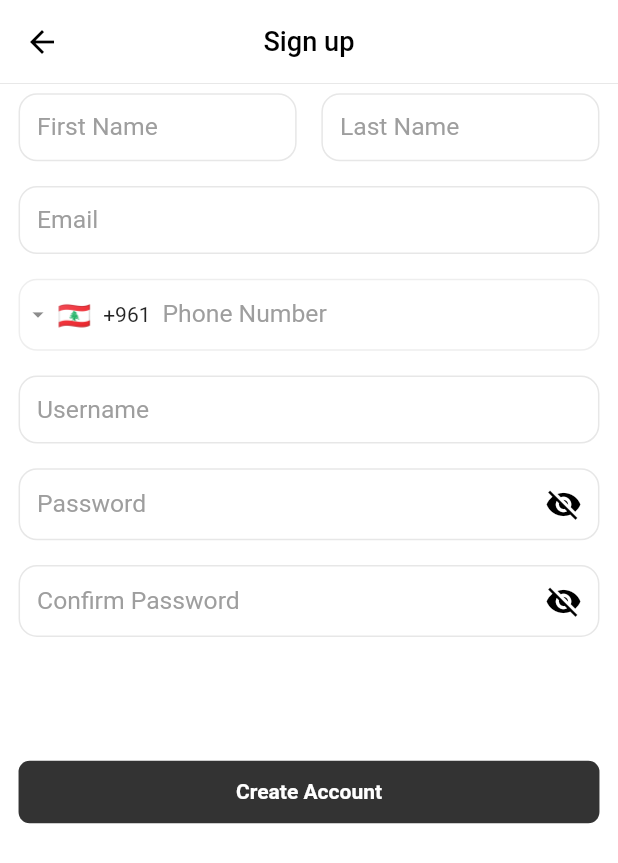
After one commit to hassanyassiin/resort, a Flutter app: the Signup_Screen screen opened by its route, on a phone screen of 412 x 824 dp. The commit adds this screen. Shown: the top 863 px of the screen. Run offline on Flutter 3.47's test engine with Material 3 defaults, Android fonts, the phone set to English and light mode, and no system bars; drawn by our look-alikes of intl_phone_field; our stand-ins replace carousel_slider, image_cropper, image_picker, responsive_sizer, shared_preferences; accounts and stored records are empty.

Commit message:
first push

```diff
--- a/lib/Authentication/Providers/Authentication.dart
+++ b/lib/Authentication/Providers/Authentication.dart
@@ -7,6 +7,12 @@ import '../../../Global/Functions/Http_Exception.dart';
 
 const _server_url = 'localhost:8080';
 get Get_Server_Url => _server_url;
+
+var _is_first_time = true;
+get Get_Is_First_Time => _is_first_time;
+
+var is_try_auto_login = false;
+get Get_Is_Try_Auto_Login => is_try_auto_login;
 
 dynamic Get_REQUEST_URL({
   required String url,
@@ -75,7 +81,12 @@ class Authentication extends ChangeNotifier {
 
   Future<bool> Try_Auto_Login() async {
     try {
+      is_try_auto_login = true;
       final prefs = await SharedPreferences.getInstance();
+
+      if (prefs.containsKey('Attempt')) {
+        _is_first_time = false;
+      }
 
       if (!prefs.containsKey('userData')) {
         return false;
@@ -97,8 +108,9 @@ class Authentication extends ChangeNotifier {
   Future<void> Logout() async {
     try {
       _token = null;
+
       final prefs = await SharedPreferences.getInstance();
-      await prefs.clear();
+      await prefs.remove('userData');
 
       notifyListeners();
     } catch (_) {
--- a/lib/Authentication/Screens/Login_Screen.dart
+++ b/lib/Authentication/Screens/Login_Screen.dart
@@ -76,9 +76,7 @@ class _Login_ScreenState extends State<Login_Screen> {
       onTap: () => FocusManager.instance.primaryFocus?.unfocus(),
       child: Scaffold(
         backgroundColor: Get_White,
-        appBar: C_AppBar(
-            // suffix_widgets: [const Language_Icon()],
-            ),
+        appBar: C_AppBar(),
         body: Form(
           key: _form_key,
           child: ListView(
@@ -114,6 +112,7 @@ class _Login_ScreenState extends State<Login_Screen> {
               ),
               C_Password_TextFormField(
                 bottom_margin: 1,
+                title: 'Password',
                 password_focus_node: password_focus_node,
                 onSaved: (password) => credentials['password'] = password!,
               ),
--- /dev/null
+++ b/lib/Authentication/Screens/Signup_Screen.dart
@@ -0,0 +1,182 @@
+import 'package:flutter/material.dart';
+import 'package:responsive_sizer/responsive_sizer.dart';
+
+import '../../../Global/Functions/Colors.dart';
+import '../../../Global/Functions/Errors.dart';
+
+import '../../../Global/Widgets/AppBar.dart';
+import '../../../Global/Widgets/Buttons.dart';
+import '../../../Global/Widgets/TextFormField.dart';
+import '../../../Global/Widgets/Password_TextFormField.dart';
+import '../../../Global/Widgets/Phone_Number_TextFormField.dart';
+
+import '../../../Global/Screens/Loading_Screen.dart';
+
+class Signup_Screen extends StatefulWidget {
+  const Signup_Screen({super.key});
+  static const routeName = 'Signup';
+
+  @override
+  State<Signup_Screen> createState() => _Signup_ScreenState();
+}
+
+class _Signup_ScreenState extends State<Signup_Screen> {
+  final _form_key = GlobalKey<FormState>();
+
+  final first_name = TextEditingController();
+  final last_name = TextEditingController();
+  final email = TextEditingController();
+  final username = TextEditingController();
+  final password = TextEditingController();
+  final confirm_password = TextEditingController();
+
+  @override
+  void dispose() {
+    first_name.dispose();
+    last_name.dispose();
+    email.dispose();
+    username.dispose();
+    password.dispose();
+    confirm_password.dispose();
+    super.dispose();
+  }
+
+  Future<void> Create_Account() async {
+    Loading_Screen(context: context);
+    try {} catch (error) {
+      if (mounted) {
+        // To Popup Loading Screen.
+        Navigator.pop(context);
+        return Error_Dialog(error: error.toString(), context: context);
+      }
+    }
+  }
+
+  @override
+  Widget build(BuildContext context) {
+    return GestureDetector(
+      onTap: () => FocusManager.instance.primaryFocus!.unfocus(),
+      child: Scaffold(
+        backgroundColor: Get_White,
+        appBar: C_AppBar(
+          title: 'Sign up',
+          is_show_divider: true,
+        ),
+        body: Padding(
+          padding: EdgeInsets.symmetric(horizontal: 3.w, vertical: 1.5.w),
+          child: SingleChildScrollView(
+            child: Column(
+              mainAxisAlignment: MainAxisAlignment.start,
+              crossAxisAlignment: CrossAxisAlignment.start,
+              mainAxisSize: MainAxisSize.max,
+              children: <Widget>[
+                Row(
+                  mainAxisAlignment: MainAxisAlignment.start,
+                  crossAxisAlignment: CrossAxisAlignment.start,
+                  mainAxisSize: MainAxisSize.max,
+                  children: <Widget>[
+                    Expanded(
+                      child: C_TextFormField(
+                        right_margin: 2,
+                        vertical_content_padding: 1.6,
+                        label_text: 'First Name',
+                        is_enable_interactive_selection: false,
+                        validate: (first_name) {
+                          if (first_name.length < 3) {
+                            return 'First Name must be at least 3 characters!';
+                          }
+                          return null;
+                        },
+                        onSaved: (first_name) {},
+                      ),
+                    ),
+                    Expanded(
+                      child: C_TextFormField(
+                        left_margin: 2,
+                        vertical_content_padding: 1.6,
+                        label_text: 'Last Name',
+                        is_enable_interactive_selection: false,
+                        validate: (last_name) {
+                          if (last_name.length < 3) {
+                            return 'Last Name must be at least 3 characters!';
+                          }
+                          return null;
+                        },
+                        onSaved: (last_name) {},
+                      ),
+                    ),
+                  ],
+                ),
+                C_TextFormField(
+                  label_text: 'Email',
+                  top_margin: 2,
+                  bottom_margin: 2,
+                  vertical_content_padding: 1.6,
+                  validate_name_error: 'Email',
+                  keyboard_type: TextInputType.emailAddress,
+                  validate: (email) {
+                    if (!RegExp(
+                            r"^[a-zA-Z0-9.!#$%&'*+/=?^_`{|}~-]+@[a-zA-Z0-9](?:[a-zA-Z0-9-]{0,61}[a-zA-Z0-9])?(?:\.[a-zA-Z0-9](?:[a-zA-Z0-9-]{0,61}[a-zA-Z0-9])?)*$")
+                        .hasMatch(email)) {
+                      return 'Invalid Email';
+                    }
+                    return null;
+                  },
+                  onSaved: (email) {},
+                ),
+                Phone_Number_TextFormField(
+                  is_auto_focus: false,
+                  phone_number: '',
+                  onSaved: (number) {},
+                ),
+                C_TextFormField(
+                  top_margin: 2,
+                  label_text: 'Username',
+                  is_enable_interactive_selection: false,
+                  vertical_content_padding: 1.6,
+                  input_formatter_regex: RegExp(r'^[a-zA-Z][a-zA-Z0-9._]*'),
+                  validate: (username) {
+                    if (username.length < 3) {
+                      return 'Username must be at least 3 characters';
+                    }
+                    if (RegExp(r'^[0-9._]+').hasMatch(username)) {
+                      return 'Username should start with character';
+                    }
+                    if (!RegExp(r'^[a-zA-Z][a-zA-Z0-9._]*$').hasMatch(username)) {
+                      return 'Usernames can only use Roman letters (a-z, A-Z), numbers, underscores and periods.';
+                    }
+
+                    if (username.endsWith('.')) {
+                      return 'Username can\'t end with period';
+                    }
+
+                    if (username.endsWith('_')) {
+                      return 'Username can\'t end with underscore';
+                    }
+                    return null;
+                  },
+                  onSaved: (username) {},
+                ),
+                C_Password_TextFormField(
+                  top_margin: 2,
+                  title: 'Password',
+                  onSaved: (password) {},
+                ),
+                C_Password_TextFormField(
+                  top_margin: 2,
+                  title: 'Confirm Password',
+                  onSaved: (password) {},
+                ),
+                SizedBox(height: 10.h),
+                Container_Button(
+                  title: 'Create Account',
+                  onTap: () {},
+                ),
+              ],
+            ),
+          ),
+        ),
+      ),
+    );
+  }
+}
--- a/lib/Global/Functions/Colors.dart
+++ b/lib/Global/Functions/Colors.dart
@@ -68,9 +68,9 @@ Color Get_Blue = const Color(0xFF44afed);
 // Color Get_Primary10 = const Color(0xFF44afed).withOpacity(0.1);
 // Color Get_Primary20 = const Color(0xFF44afed).withOpacity(0.2);
 
-Color Get_Primary = Colors.orange;
-Color Get_Primary10 = Colors.orange.withOpacity(0.1);
-Color Get_Primary20 = Colors.orange.withOpacity(0.2);
+Color Get_Primary = Colors.green;
+Color Get_Primary10 = Colors.green.withOpacity(0.1);
+Color Get_Primary20 = Colors.green.withOpacity(0.2);
 
 Color Get_Secondary = const Color(0xFFf4f7f9);
 
--- a/lib/Global/Widgets/Password_TextFormField.dart
+++ b/lib/Global/Widgets/Password_TextFormField.dart
@@ -11,6 +11,7 @@ class C_Password_TextFormField extends StatefulWidget {
   final TextEditingController? controller;
   final double bottom_margin;
   final double top_margin;
+  final String title;
 
   const C_Password_TextFormField({
     this.onSaved,
@@ -18,6 +19,7 @@ class C_Password_TextFormField extends StatefulWidget {
     this.password_focus_node,
     this.bottom_margin = 0,
     this.top_margin = 0,
+    required this.title,
     super.key,
   });
 
@@ -47,8 +49,9 @@ class _C_Password_TextFormFieldState extends State<C_Password_TextFormField> {
   @override
   Widget build(BuildContext context) {
     return C_TextFormField(
-      label_text: 'Password',
+      label_text: widget.title,
       top_margin: widget.top_margin,
+      vertical_content_padding: 1.6,
       bottom_margin: widget.bottom_margin,
       focus_node: widget.password_focus_node,
       onSaved: widget.onSaved,
@@ -58,7 +61,7 @@ class _C_Password_TextFormFieldState extends State<C_Password_TextFormField> {
       text_input_action: TextInputAction.done,
       validate: (password) {
         if (password.length < 8) {
-          return 'Password must be at least 8 characters!';
+          return '${widget.title} must be at least 8 characters!';
         }
         return null;
       },
--- a/lib/Global/Widgets/Phone_Number_TextFormField.dart
+++ b/lib/Global/Widgets/Phone_Number_TextFormField.dart
@@ -37,7 +37,7 @@ Widget Phone_Number_TextFormField({
       listTileDivider: const Divider(thickness: 0.5),
       countryNameStyle: TextStyle(fontSize: 1.6.h),
       searchFieldInputDecoration: InputDecoration(
-        contentPadding: EdgeInsets.all(2.h),
+        contentPadding: EdgeInsets.all(1.6.h),
         labelText: 'Search Country',
         hintStyle: TextStyle(fontSize: 2.h),
         floatingLabelStyle: TextStyle(color: Get_Primary),
@@ -54,7 +54,7 @@ Widget Phone_Number_TextFormField({
     decoration: InputDecoration(
       counterText: '',
       isDense: true,
-      contentPadding: EdgeInsets.symmetric(vertical: 2.h, horizontal: 3.w),
+      contentPadding: EdgeInsets.symmetric(vertical: 1.6.h, horizontal: 3.w),
       labelText: 'Phone Number',
       labelStyle: WidgetStateTextStyle.resolveWith((Set<WidgetState> states) {
         final Color color =
--- a/pubspec.yaml
+++ b/pubspec.yaml
@@ -33,7 +33,5 @@ flutter:
 
   uses-material-design: true
 
-  # To add assets to your application, add an assets section, like this:
-  # assets:
-  #   - images/a_dot_burr.jpeg
-  #   - images/a_dot_ham.jpeg
+  assets:
+    - assets/
```
Also changed, not shown: lib/Authentication/Screens/Intro_Screen_One.dart (added, +75 -0 lines), lib/Authentication/Screens/Intro_Screen_Three.dart (added, +72 -0 lines), lib/Authentication/Screens/Intro_Screen_Two.dart (added, +94 -0 lines), lib/main.dart (+25 -10 lines).
